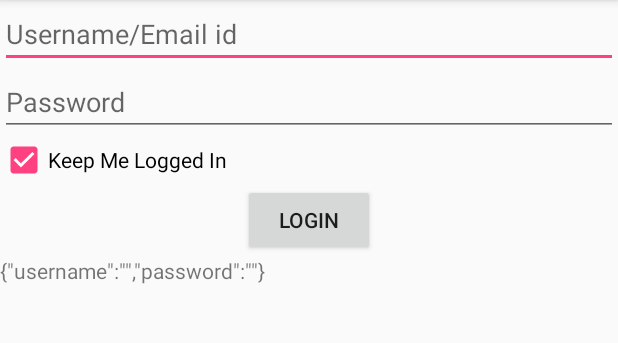
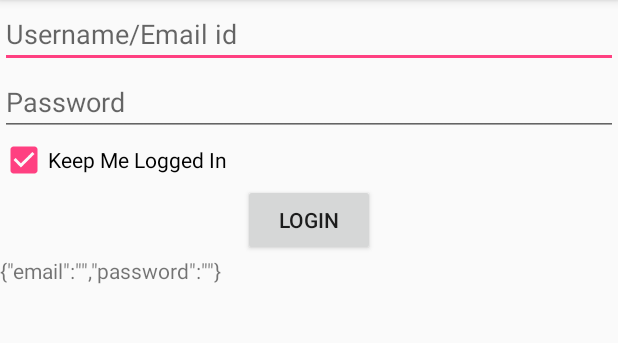
Before and after one commit to omnikart/omnikart_app, an Android app: the Main_Login_Page screen opened directly, with no data from a screen before it, after a tap on "LOGIN", on a phone screen of 412 x 824 dp, the part 84-427 px from its top. Run offline under Robolectric (Android 15) with nearby library versions, the phone set to English and light mode, and no system bars; our stand-ins replace Volley; network calls fail; pictures from the network do not load.

```diff
--- a/app/src/main/AndroidManifest.xml
+++ b/app/src/main/AndroidManifest.xml
@@ -9,7 +9,7 @@
         android:supportsRtl="true"
         android:theme="@style/AppTheme">
         <activity
-            android:name=".Activity_Fragments_Firsttime"
+            android:name=".Main_Activity"
             android:label="@string/app_name"
             android:theme="@style/AppTheme.NoActionBar">
             <intent-filter>
@@ -18,6 +18,7 @@
                 <category android:name="android.intent.category.LAUNCHER" />
             </intent-filter>
         </activity>
+        <activity android:name=".Activity_Fragments_Firsttime"/>
         <activity android:name=".Main_Login_Page"/>
         <activity android:name=".Activity_Listview_Orders"/>
         <activity android:name=".Order_Details"/>
--- a/app/src/main/java/com/omnikart/www/omnikartseller/Main_Login_Page.java
+++ b/app/src/main/java/com/omnikart/www/omnikartseller/Main_Login_Page.java
@@ -38,12 +38,15 @@ public class Main_Login_Page extends AppCompatActivity{
     CheckBox checkBox;
     JSONObject params;
     String url;
+    String access_token = "";
+    String token_type = "";
     String success="";
     String customerID="";
-   // String cookie = "";
+    String mainheader = "";
     String cookie;
     ProgressBar progressBar;
     Boolean isLoggedIn;
+    Preference_Helper preference_helper;
     @Override
     protected void onCreate(Bundle savedInstanceState){
         super.onCreate(savedInstanceState);
@@ -54,10 +57,14 @@ public class Main_Login_Page extends AppCompatActivity{
         show_data = (TextView) findViewById(R.id.textView_query);
         checkBox = (CheckBox) findViewById(R.id.checkBox_keep_me_logged_in);
         progressBar = (ProgressBar) findViewById(R.id.progressBar_login);
-        url ="http://testing.omnikart.com/index.php?route=app/login";
+       url = "http://testing.omnikart.com/index.php?route=rest/login/login";
+       // url ="http://testing.omnikart.com/index.php?route=app/login";
       //  url = "https://www.omnikart.com/index.php?route=app/login";
         params = new JSONObject();
-        final Preference_Helper preference_helper = new Preference_Helper(Main_Login_Page.this);
+         preference_helper = new Preference_Helper(Main_Login_Page.this);
+        access_token = preference_helper.load("access_token","");
+        token_type = preference_helper.load("token_type","");
+        mainheader = token_type+" "+access_token;
         isLoggedIn = preference_helper.load("isLoggedIn",false);
         Log.d("islogged in","is logged is "+isLoggedIn);
         btn_login.setOnClickListener(new View.OnClickListener() {
@@ -67,7 +74,7 @@ public class Main_Login_Page extends AppCompatActivity{
                 preference_helper.save("isLoggedIn",false);
                 Log.d("isloggedin","setting is logged in "+isLoggedIn);
                 try {
-                    params.put("username", username.getText());
+                    params.put("email", username.getText());
                     params.put("password", password.getText());
                 } catch (JSONException e) {
                     e.printStackTrace();
@@ -79,7 +86,7 @@ public class Main_Login_Page extends AppCompatActivity{
         if (isLoggedIn){
             try {
                 Log.d("islogeedin", "is true");
-                params.put("username", preference_helper.load("username",""));
+                params.put("email", preference_helper.load("username",""));
                 params.put("password", preference_helper.load("password", ""));
              //   preference_helper.save("isLoggedIn", false);
              //   Log.d("isloggedin", "set "+String.valueOf(preference_helper.load("isLoggedIn", false)));
@@ -137,14 +144,24 @@ public class Main_Login_Page extends AppCompatActivity{
                         })
                 {
                     @Override
+                public Map<String,String> getHeaders() throws AuthFailureError{
+                        HashMap<String, String> headers = new HashMap<String, String>();
+                        headers.put("Authorization",mainheader);
+//                    Log.d("Volley cookie", cookie);
+                    Log.d("Volley full header", String.valueOf(headers)+"   ***  dsf");
+                        //headers.put("","");
+                        return headers;
+                    }
+                    /*@Override
         protected Response<JSONObject> parseNetworkResponse(NetworkResponse response) {
                         try {
-                            Log.d("Volley", "inside parseNetwork");
+                            Log.d("Volley1", "inside parseNetwork");
                             String json = new String(response.data,HttpHeaderParser.parseCharset(response.headers));
-                            Log.d("Volley json", json);
-                            Log.d("Volley Set-Cookie", " ####  " + response.headers.get("Set-Cookie"));
-                           cookie = response.headers.get("Set-Cookie") ;
-                            Log.d("Volley full header", String.valueOf(response.headers));
+                            Log.d("Volley1 json", json);
+                            Log.d("Volley1 Set-Cookie", " ####  ");
+                         //   response.headers.put("Authorization",mainheader);
+                            Log.d("Volley1 auth headr",mainheader);
+                            Log.d("Volley1 full header", String.valueOf(response.headers));
                             return Response.success(new JSONObject(json), HttpHeaderParser.parseCacheHeaders(response));
 
                         } catch (UnsupportedEncodingException e) {
@@ -153,25 +170,17 @@ public class Main_Login_Page extends AppCompatActivity{
                         } catch (JSONException e) {
                             e.printStackTrace();
                             return  Response.error(new ParseError(e));
-                        }
-                    }
-                    //@Override
-                /*public Map<String,String> getHeader() throws AuthFailureError{
-                        HashMap<String, String> headers = new HashMap<String, String>();
-                       // cookie = headers.get("Set-Cookie");
-                    Log.d("Volley cookie", cookie);
-                    Log.d("Volley full header", String.valueOf(headers)+"   ***  dsf");
-                        //headers.put("","");
-                        return headers;
-                    }*/
-        };
+                        }}*/
+                    };
+
+
 
         VolleySingleton.getInstance(getApplicationContext()).addToRequestQueue(jsonObjectRequest);
     }
 
 
     public void LogIn(String req){
-        if(req.equals("1")){
+        if(req.equals("true")){
             Intent intent = new Intent(Main_Login_Page.this,Activity_Listview_Orders.class);
             Bundle bundle =new Bundle();
             bundle.putString("customer_id", customerID);
--- /dev/null
+++ b/app/src/main/res/layout/main_activity.xml
@@ -0,0 +1,6 @@
+<?xml version="1.0" encoding="utf-8"?>
+<LinearLayout xmlns:android="http://schemas.android.com/apk/res/android"
+    android:orientation="vertical" android:layout_width="match_parent"
+    android:layout_height="match_parent">
+
+</LinearLayout>
```
Also changed, not shown: app/src/main/java/com/omnikart/www/omnikartseller/Activity_Fragments_Firsttime.java (+1 -12 lines), app/src/main/java/com/omnikart/www/omnikartseller/Engine/Auth_Token.java (added, +102 -0 lines), app/src/main/java/com/omnikart/www/omnikartseller/Main_Activity.java (added, +35 -0 lines).
